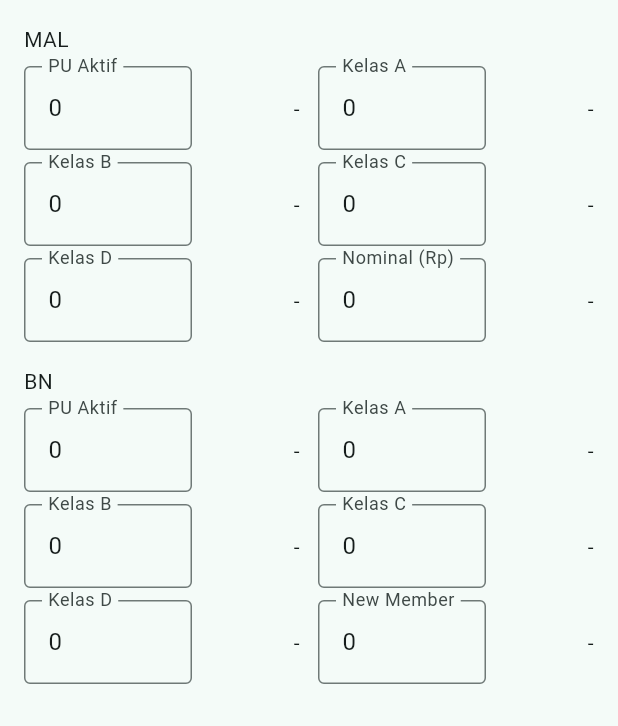
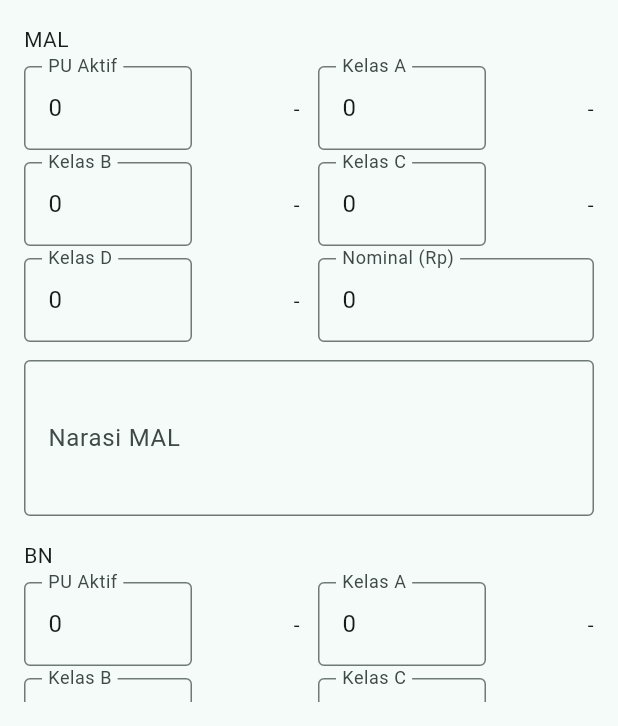
Before and after one commit to robithritz/renja_management, a Flutter app: the MonevFormPage screen opened directly, on a phone screen of 412 x 824 dp, the part 510-1236 px from its top. Run offline on Flutter 3.47's test engine with Material 3 defaults, Android fonts, the phone set to English and light mode, and no system bars; our stand-ins replace fl_chart, get, sqflite; missing offline and left inert: file_selector, hijriyah_indonesia, syncfusion_flutter_xlsio; accounts and stored records are empty.

Commit message:
renja calendar mobile

```diff
--- a/lib/data/models/monev.dart
+++ b/lib/data/models/monev.dart
@@ -1,4 +1,3 @@
-import 'package:flutter/foundation.dart';
 import '../../shared/enums/hijriah_month.dart';
 
 class Monev {
@@ -24,6 +23,10 @@ class Monev {
   final int totalNewMember;
   final int totalKdpu;
 
+  final String? narrationMal;
+  final String? narrationBn;
+  final String? narrationDkw;
+
   final String createdAt;
   final String updatedAt;
 
@@ -46,6 +49,9 @@ class Monev {
     required this.activeBnClassD,
     required this.totalNewMember,
     required this.totalKdpu,
+    this.narrationMal,
+    this.narrationBn,
+    this.narrationDkw,
     required this.createdAt,
     required this.updatedAt,
   });
@@ -69,6 +75,9 @@ class Monev {
     int? activeBnClassD,
     int? totalNewMember,
     int? totalKdpu,
+    String? narrationMal,
+    String? narrationBn,
+    String? narrationDkw,
     String? createdAt,
     String? updatedAt,
   }) {
@@ -91,6 +100,9 @@ class Monev {
       activeBnClassD: activeBnClassD ?? this.activeBnClassD,
       totalNewMember: totalNewMember ?? this.totalNewMember,
       totalKdpu: totalKdpu ?? this.totalKdpu,
+      narrationMal: narrationMal ?? this.narrationMal,
+      narrationBn: narrationBn ?? this.narrationBn,
+      narrationDkw: narrationDkw ?? this.narrationDkw,
       createdAt: createdAt ?? this.createdAt,
       updatedAt: updatedAt ?? this.updatedAt,
     );
@@ -100,7 +112,9 @@ class Monev {
     return Monev(
       uuid: map['uuid'] as String,
       shafUuid: map['shaf_uuid'] as String?,
-      bulanHijriah: HijriahMonthX.fromDb((map['bulan_hijriah'] ?? '') as String),
+      bulanHijriah: HijriahMonthX.fromDb(
+        (map['bulan_hijriah'] ?? '') as String,
+      ),
       tahunHijriah: (map['tahun_hijriah'] as num? ?? 0).toInt(),
       weekNumber: (map['week_number'] as num? ?? 1).toInt(),
       activeMalPu: (map['active_mal_pu'] as num? ?? 0).toInt(),
@@ -116,6 +130,9 @@ class Monev {
       activeBnClassD: (map['active_bn_class_D'] as num? ?? 0).toInt(),
       totalNewMember: (map['total_new_member'] as num? ?? 0).toInt(),
       totalKdpu: (map['total_kdpu'] as num? ?? 0).toInt(),
+      narrationMal: map['narration_mal'] as String?,
+      narrationBn: map['narration_bn'] as String?,
+      narrationDkw: map['narration_dkw'] as String?,
       createdAt: (map['created_at'] ?? '') as String,
       updatedAt: (map['updated_at'] ?? '') as String,
     );
@@ -141,11 +158,15 @@ class Monev {
       'active_bn_class_D': activeBnClassD,
       'total_new_member': totalNewMember,
       'total_kdpu': totalKdpu,
+      'narration_mal': narrationMal,
+      'narration_bn': narrationBn,
+      'narration_dkw': narrationDkw,
       'created_at': createdAt,
       'updated_at': updatedAt,
     };
   }
 
   @override
-  String toString() => 'Monev(uuid: $uuid, week: $weekNumber, ${bulanHijriah.asString} $tahunHijriah)';
+  String toString() =>
+      'Monev(uuid: $uuid, week: $weekNumber, ${bulanHijriah.asString} $tahunHijriah)';
 }
--- a/lib/modules/monev/monev_controller.dart
+++ b/lib/modules/monev/monev_controller.dart
@@ -147,6 +147,9 @@ class MonevController extends GetxController {
     required int activeBnClassD,
     required int totalNewMember,
     required int totalKdpu,
+    String? narrationMal,
+    String? narrationBn,
+    String? narrationDkw,
   }) async {
     final now = DateTime.now().toIso8601String();
     final e = Monev(
@@ -168,6 +171,9 @@ class MonevController extends GetxController {
       activeBnClassD: activeBnClassD,
       totalNewMember: totalNewMember,
       totalKdpu: totalKdpu,
+      narrationMal: narrationMal,
+      narrationBn: narrationBn,
+      narrationDkw: narrationDkw,
       createdAt: now,
       updatedAt: now,
     );
--- a/lib/modules/monev/monev_form_page.dart
+++ b/lib/modules/monev/monev_form_page.dart
@@ -41,6 +41,10 @@ class _MonevFormPageState extends State<MonevFormPage> {
   final _newMember = TextEditingController(text: '0');
   final _kdpu = TextEditingController(text: '0');
 
+  final _narrationMal = TextEditingController();
+  final _narrationBn = TextEditingController();
+  final _narrationDkw = TextEditingController();
+
   @override
   void initState() {
     super.initState();
@@ -63,6 +67,9 @@ class _MonevFormPageState extends State<MonevFormPage> {
       _bnD.text = e.activeBnClassD.toString();
       _newMember.text = e.totalNewMember.toString();
       _kdpu.text = e.totalKdpu.toString();
+      _narrationMal.text = e.narrationMal ?? '';
+      _narrationBn.text = e.narrationBn ?? '';
+      _narrationDkw.text = e.narrationDkw ?? '';
     }
     _attachPctListeners();
 
@@ -86,6 +93,9 @@ class _MonevFormPageState extends State<MonevFormPage> {
     _bnD.dispose();
     _newMember.dispose();
     _kdpu.dispose();
+    _narrationMal.dispose();
+    _narrationBn.dispose();
+    _narrationDkw.dispose();
 
     super.dispose();
   }
@@ -290,8 +300,18 @@ class _MonevFormPageState extends State<MonevFormPage> {
                       ),
                     ),
                     const SizedBox(width: 12),
-                    Expanded(child: _numWithPct(_nomMal, 'Nominal (Rp)', null)),
+                    Expanded(child: _numField(_nomMal, 'Nominal (Rp)')),
                   ],
+                ),
+                const SizedBox(height: 12),
+                TextFormField(
+                  controller: _narrationMal,
+                  maxLines: 3,
+                  decoration: const InputDecoration(
+                    labelText: 'Narasi MAL',
+                    hintText: 'Catatan atau narasi untuk MAL...',
+                    border: OutlineInputBorder(),
+                  ),
                 ),
                 const SizedBox(height: 16),
                 const Text('BN'),
@@ -345,21 +365,38 @@ class _MonevFormPageState extends State<MonevFormPage> {
                         _selectedShaf?.totalClassD,
                       ),
                     ),
-                    const SizedBox(width: 12),
-                    Expanded(
-                      child: _numWithPct(_newMember, 'New Member', null),
-                    ),
                   ],
+                ),
+                const SizedBox(height: 12),
+                TextFormField(
+                  controller: _narrationBn,
+                  maxLines: 3,
+                  decoration: const InputDecoration(
+                    labelText: 'Narasi BN',
+                    hintText: 'Catatan atau narasi untuk BN...',
+                    border: OutlineInputBorder(),
+                  ),
                 ),
                 const SizedBox(height: 16),
                 const Text('DKW'),
                 const SizedBox(height: 8),
                 Row(
                   children: [
-                    Expanded(child: _numWithPct(_kdpu, 'Total KDPU', null)),
-                    const SizedBox(width: 12),
-                    const Expanded(child: SizedBox.shrink()),
+                    Expanded(child: _numField(_kdpu, 'Total KDPU')),
+                    const SizedBox(width: 6),
+                    Expanded(child: _numField(_newMember, 'New Member')),
+                    // const Expanded(child: SizedBox.shrink()),
                   ],
+                ),
+                const SizedBox(height: 12),
+                TextFormField(
+                  controller: _narrationDkw,
+                  maxLines: 3,
+                  decoration: const InputDecoration(
+                    labelText: 'Narasi DKW',
+                    hintText: 'Catatan atau narasi untuk DKW...',
+                    border: OutlineInputBorder(),
+                  ),
                 ),
                 const SizedBox(height: 20),
                 Row(
@@ -391,6 +428,15 @@ class _MonevFormPageState extends State<MonevFormPage> {
                             activeBnClassD: int.tryParse(_bnD.text) ?? 0,
                             totalNewMember: int.tryParse(_newMember.text) ?? 0,
                             totalKdpu: int.tryParse(_kdpu.text) ?? 0,
+                            narrationMal: _narrationMal.text.trim().isEmpty
+                                ? null
+                                : _narrationMal.text.trim(),
+                            narrationBn: _narrationBn.text.trim().isEmpty
+                                ? null
+                                : _narrationBn.text.trim(),
+                            narrationDkw: _narrationDkw.text.trim().isEmpty
+                                ? null
+                                : _narrationDkw.text.trim(),
                           );
                         } else {
                           await c.updateItem(
@@ -413,6 +459,15 @@ class _MonevFormPageState extends State<MonevFormPage> {
                               totalNewMember:
                                   int.tryParse(_newMember.text) ?? 0,
                               totalKdpu: int.tryParse(_kdpu.text) ?? 0,
+                              narrationMal: _narrationMal.text.trim().isEmpty
+                                  ? null
+                                  : _narrationMal.text.trim(),
+                              narrationBn: _narrationBn.text.trim().isEmpty
+                                  ? null
+                                  : _narrationBn.text.trim(),
+                              narrationDkw: _narrationDkw.text.trim().isEmpty
+                                  ? null
+                                  : _narrationDkw.text.trim(),
                             ),
                           );
                         }
```
Also changed, not shown: lib/data/db/app_database.dart (+21 -1 lines), lib/modules/renja/renja_list_page.dart (+130 -79 lines).
